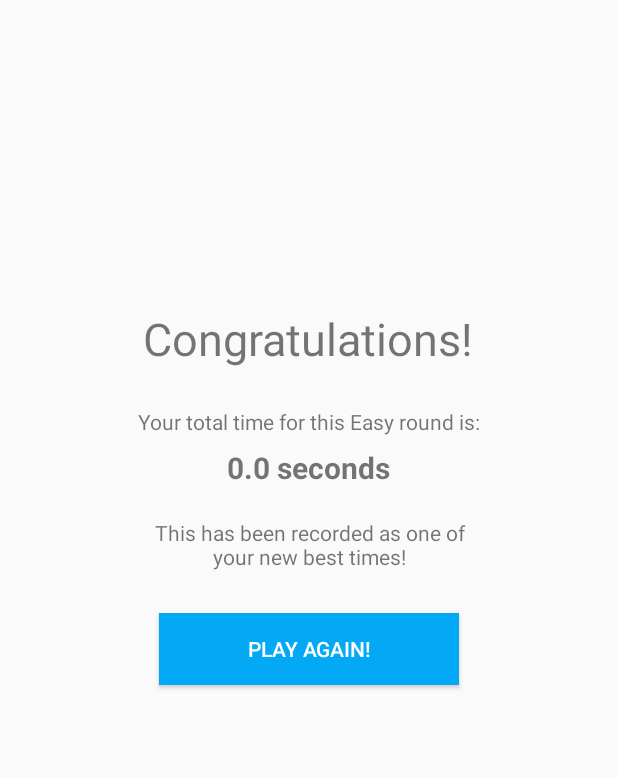
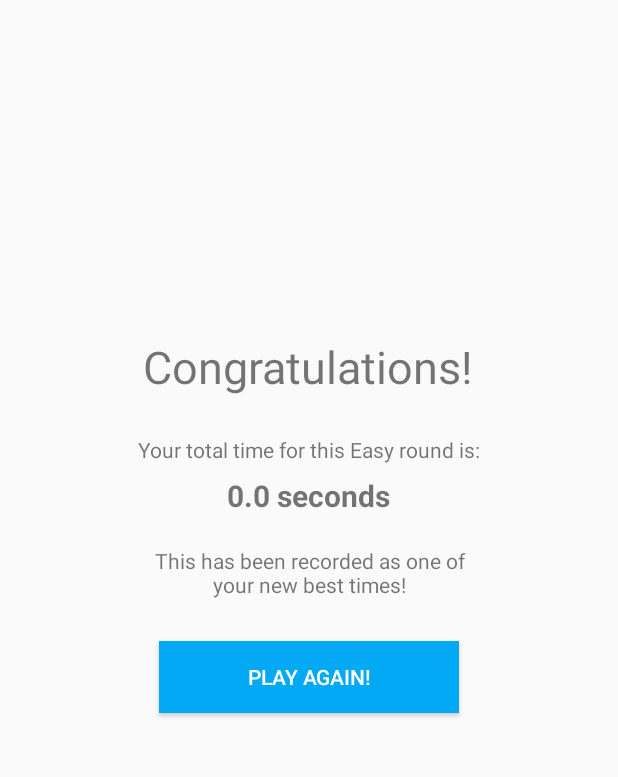
Before and after one commit to franzks-zz/GridofBits, an Android app: the GameResultActivity screen opened directly, with no data from a screen before it, on a phone screen of 412 x 824 dp, the part 150-927 px from its top. Run offline under Robolectric (Android 15) with nearby library versions, the phone set to English and light mode, and no system bars.

Commit message:
Refactored result screen to use LinearLayout

```diff
--- a/app/src/main/res/layout/activity_game_result.xml
+++ b/app/src/main/res/layout/activity_game_result.xml
@@ -4,7 +4,30 @@
     android:paddingBottom="@dimen/activity_vertical_margin"
     tools:context="com.franzsarmiento.gridofbits.GameResultActivity">
 
-    <TextView style="@style/title_text" />
+    <TextView style="@style/title_text"
+        android:id="@+id/tvTitle" />
+
+    <LinearLayout
+        android:layout_width="match_parent"
+        android:layout_height="match_parent"
+        android:layout_below="@+id/tvTitle"
+        android:gravity="center"
+        android:orientation="vertical">
+
+        <TextView
+            android:layout_width="wrap_content"
+            android:layout_height="wrap_content"
+            android:text="@string/congratulations"
+            android:textSize="30sp"
+            android:id="@+id/tvCongratulations"
+            android:layout_marginBottom="25dp"/>
+
+        <TextView
+            android:layout_width="wrap_content"
+            android:layout_height="wrap_content"
+            android:text="@string/your_time"
+            android:id="@+id/tvYourTimeDifficulty"
+            android:layout_marginBottom="7dp"/>
 
         <TextView
             android:layout_width="wrap_content"
@@ -12,28 +35,7 @@
             android:textStyle="bold"
             android:textSize="20sp"
             android:id="@+id/tvTotalTime"
-        android:layout_centerVertical="true"
-        android:layout_centerHorizontal="true"
             android:layout_marginBottom="20dp"/>
-
-    <TextView
-        android:layout_width="wrap_content"
-        android:layout_height="wrap_content"
-        android:text="@string/your_time"
-        android:id="@+id/tvYourTimeDifficulty"
-        android:layout_above="@+id/tvTotalTime"
-        android:layout_centerHorizontal="true"
-        android:layout_marginBottom="7dp"/>
-
-    <TextView
-        android:layout_width="wrap_content"
-        android:layout_height="wrap_content"
-        android:text="@string/congratulations"
-        android:textSize="30sp"
-        android:id="@+id/tvCongratulations"
-        android:layout_above="@id/tvYourTimeDifficulty"
-        android:layout_centerHorizontal="true"
-        android:layout_marginBottom="25dp"/>
 
         <TextView
             android:layout_width="220dp"
@@ -41,15 +43,13 @@
             android:text="@string/new_best_time"
             android:gravity="center"
             android:id="@+id/tvNewBestTime"
-        android:layout_below="@+id/tvTotalTime"
-        android:layout_centerHorizontal="true"
             android:layout_marginBottom="20dp"/>
 
         <Button style="@style/default_base_button"
             android:text="@string/play_again"
             android:id="@+id/btnPlayAgain"
-        android:layout_below="@+id/tvNewBestTime"
             android:onClick="btnPlayAgainOnClick" />
 
+    </LinearLayout>
 
 </RelativeLayout>
```
Lines whose indentation alone changed are shown as unchanged.
